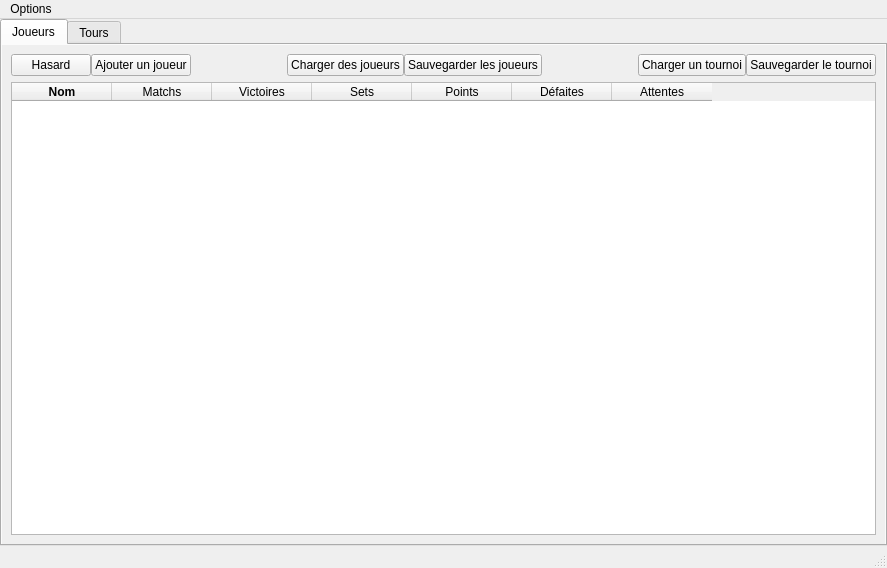
The window that mainwindow/mainwindow.ui (dsarrut/btm) describes before a commit, drawn with Qt 5.
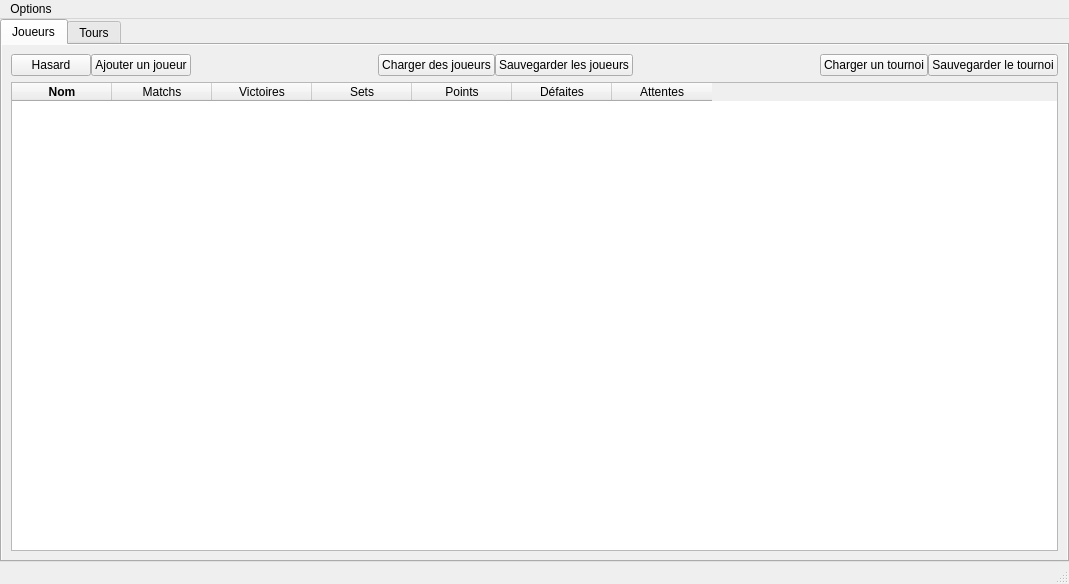
The same window after the commit. Icons and pictures are not drawn. Custom widgets are drawn as their Qt base class.

```diff
--- a/mainwindow/mainwindow.ui
+++ b/mainwindow/mainwindow.ui
@@ -6,8 +6,8 @@
    <rect>
     <x>0</x>
     <y>0</y>
-    <width>887</width>
-    <height>568</height>
+    <width>1069</width>
+    <height>584</height>
    </rect>
   </property>
   <property name="windowTitle">
@@ -373,7 +373,7 @@
     <rect>
      <x>0</x>
      <y>0</y>
-     <width>887</width>
+     <width>1069</width>
      <height>21</height>
     </rect>
    </property>
```
Left out of the diff: 10 changed lines with no effect on the pictures.
